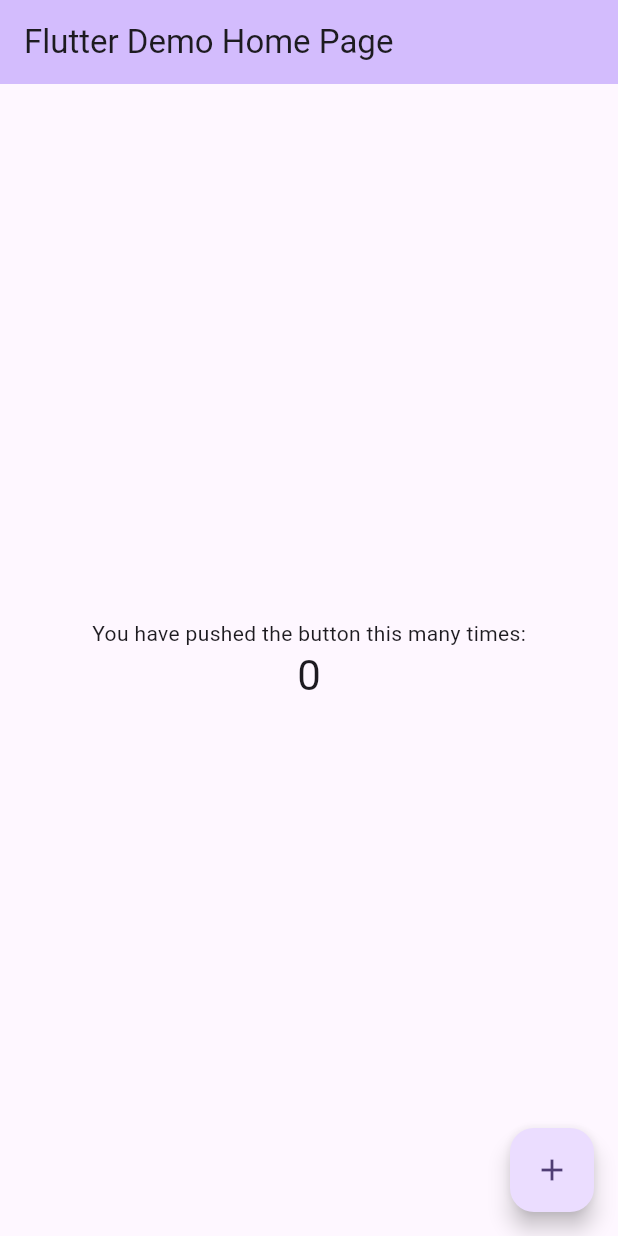
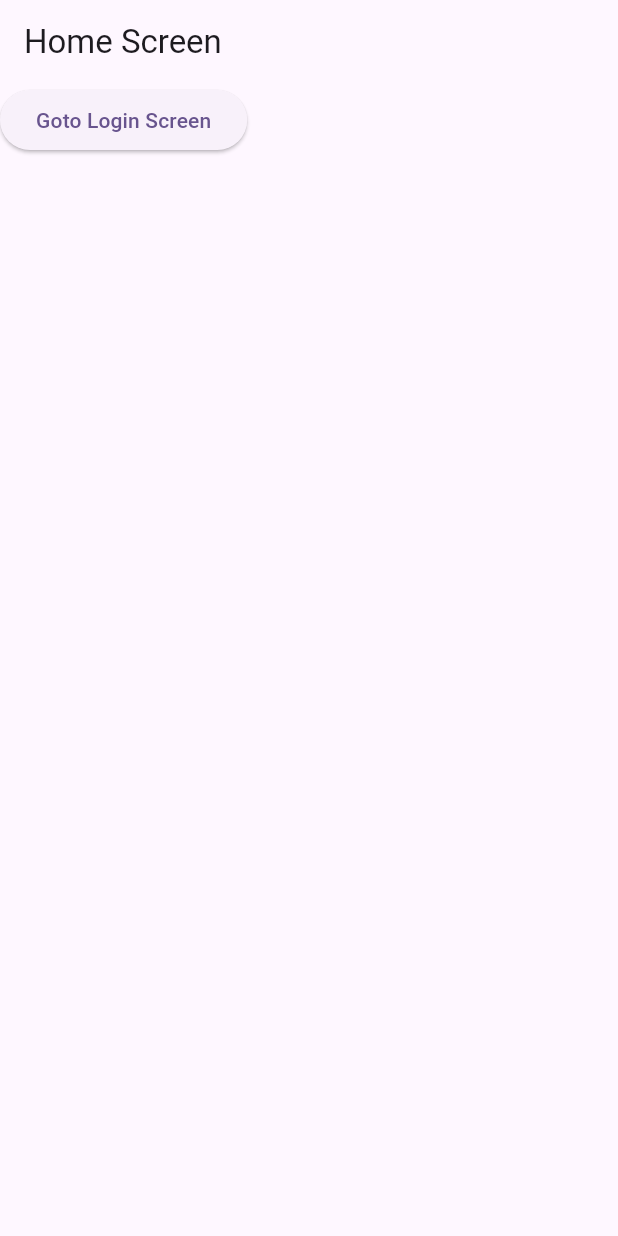
Before and after one commit to a-kabeer/navigation-flutter, a Flutter app: the screen it shows after launch, on a phone screen of 412 x 824 dp. Run offline on Flutter 3.47's test engine with Material 3 defaults, Android fonts, the phone set to English and light mode, and no system bars.

Commit message:
first commit

```diff
--- a/lib/main.dart
+++ b/lib/main.dart
@@ -1,4 +1,5 @@
 import 'package:flutter/material.dart';
+import 'package:navigation/screen/home_screen.dart';
 
 void main() {
   runApp(const MyApp());
@@ -13,113 +14,10 @@ class MyApp extends StatelessWidget {
     return MaterialApp(
       title: 'Flutter Demo',
       theme: ThemeData(
-        // This is the theme of your application.
-        //
-        // TRY THIS: Try running your application with "flutter run". You'll see
-        // the application has a purple toolbar. Then, without quitting the app,
-        // try changing the seedColor in the colorScheme below to Colors.green
-        // and then invoke "hot reload" (save your changes or press the "hot
-        // reload" button in a Flutter-supported IDE, or press "r" if you used
-        // the command line to start the app).
-        //
-        // Notice that the counter didn't reset back to zero; the application
-        // state is not lost during the reload. To reset the state, use hot
-        // restart instead.
-        //
-        // This works for code too, not just values: Most code changes can be
-        // tested with just a hot reload.
         colorScheme: ColorScheme.fromSeed(seedColor: Colors.deepPurple),
         useMaterial3: true,
       ),
-      home: const MyHomePage(title: 'Flutter Demo Home Page'),
+      home: const HomeScreen(),
     );
   }
 }
-
-class MyHomePage extends StatefulWidget {
-  const MyHomePage({super.key, required this.title});
-
-  // This widget is the home page of your application. It is stateful, meaning
-  // that it has a State object (defined below) that contains fields that affect
-  // how it looks.
-
-  // This class is the configuration for the state. It holds the values (in this
-  // case the title) provided by the parent (in this case the App widget) and
-  // used by the build method of the State. Fields in a Widget subclass are
-  // always marked "final".
-
-  final String title;
-
-  @override
-  State<MyHomePage> createState() => _MyHomePageState();
-}
-
-class _MyHomePageState extends State<MyHomePage> {
-  int _counter = 0;
-
-  void _incrementCounter() {
-    setState(() {
-      // This call to setState tells the Flutter framework that something has
-      // changed in this State, which causes it to rerun the build method below
-      // so that the display can reflect the updated values. If we changed
-      // _counter without calling setState(), then the build method would not be
-      // called again, and so nothing would appear to happen.
-      _counter++;
-    });
-  }
-
-  @override
-  Widget build(BuildContext context) {
-    // This method is rerun every time setState is called, for instance as done
-    // by the _incrementCounter method above.
-    //
-    // The Flutter framework has been optimized to make rerunning build methods
-    // fast, so that you can just rebuild anything that needs updating rather
-    // than having to individually change instances of widgets.
-    return Scaffold(
-      appBar: AppBar(
-        // TRY THIS: Try changing the color here to a specific color (to
-        // Colors.amber, perhaps?) and trigger a hot reload to see the AppBar
-        // change color while the other colors stay the same.
-        backgroundColor: Theme.of(context).colorScheme.inversePrimary,
-        // Here we take the value from the MyHomePage object that was created by
-        // the App.build method, and use it to set our appbar title.
-        title: Text(widget.title),
-      ),
-      body: Center(
-        // Center is a layout widget. It takes a single child and positions it
-        // in the middle of the parent.
-        child: Column(
-          // Column is also a layout widget. It takes a list of children and
-          // arranges them vertically. By default, it sizes itself to fit its
-          // children horizontally, and tries to be as tall as its parent.
-          //
-          // Column has various properties to control how it sizes itself and
-          // how it positions its children. Here we use mainAxisAlignment to
-          // center the children vertically; the main axis here is the vertical
-          // axis because Columns are vertical (the cross axis would be
-          // horizontal).
-          //
-          // TRY THIS: Invoke "debug painting" (choose the "Toggle Debug Paint"
-          // action in the IDE, or press "p" in the console), to see the
-          // wireframe for each widget.
-          mainAxisAlignment: MainAxisAlignment.center,
-          children: <Widget>[
-            const Text(
-              'You have pushed the button this many times:',
-            ),
-            Text(
-              '$_counter',
-              style: Theme.of(context).textTheme.headlineMedium,
-            ),
-          ],
-        ),
-      ),
-      floatingActionButton: FloatingActionButton(
-        onPressed: _incrementCounter,
-        tooltip: 'Increment',
-        child: const Icon(Icons.add),
-      ), // This trailing comma makes auto-formatting nicer for build methods.
-    );
-  }
-}
--- a/lib/screen/home_screen.dart
+++ b/lib/screen/home_screen.dart
@@ -1,10 +1,23 @@
 import 'package:flutter/material.dart';
+import 'package:navigation/screen/login_screen.dart';
 
-class MyWidget extends StatelessWidget {
-  const MyWidget({super.key});
+class HomeScreen extends StatelessWidget {
+  const HomeScreen({super.key});
 
   @override
   Widget build(BuildContext context) {
-    return const Placeholder();
+    return Scaffold(
+      appBar: AppBar(
+        title: const Text('Home Screen'),
+      ),
+      body: ElevatedButton(
+          onPressed: () {
+            Navigator.push(
+              context,
+              MaterialPageRoute(builder: (context) => const LoginView()),
+            );
+          },
+          child: const Text('Goto Login Screen')),
+    );
   }
 }
```
Also changed, not shown: lib/screen/login_screen.dart (+12 -3 lines).
